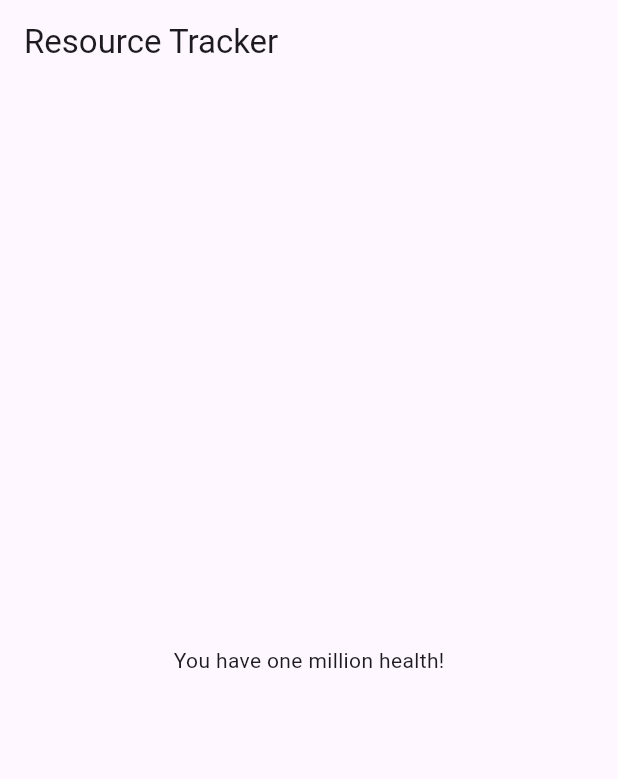
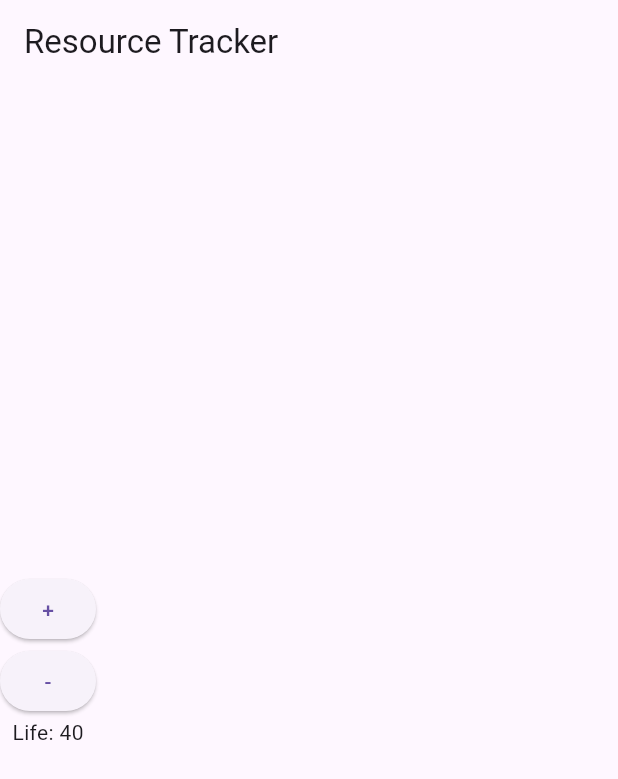
Before and after one commit to BraedenjGaines/tabletop_token_tracker, a Flutter app: the screen it shows after launch, on a phone screen of 412 x 824 dp. Shown: the top 779 px of the screen. Run offline on Flutter 3.47's test engine with Material 3 defaults, Android fonts, the phone set to English and light mode, and no system bars.

Commit message:
Life counter with increment and decrement buttons.

```diff
--- a/lib/main.dart
+++ b/lib/main.dart
@@ -20,14 +20,29 @@ class CounterScreen extends StatefulWidget {
 }
 
 class _CounterScreenState extends State<CounterScreen> {
+  int health = 40;
+
   @override
   Widget build(BuildContext context) {
     return Scaffold(
       appBar: AppBar(
         title: Text('Resource Tracker'),
       ),
-      body: Center(
-        child: Text('You have one million health!'),
+      body: Column(
+        mainAxisAlignment: MainAxisAlignment.center, //Align the buttons and text in the center of the screen
+        children: [
+          ElevatedButton(onPressed: () { //Increase health by 1 when the button is pressed
+            setState(() {
+              health++;
+            });
+          }, child: Text('+')),
+          ElevatedButton(onPressed: () { // Decrease health by 1 when the button is pressed
+            setState(() {
+              health--;
+            });
+          }, child: Text('-')),
+          Text('Life: $health'),
+        ],
       ),
     );
   }
```
